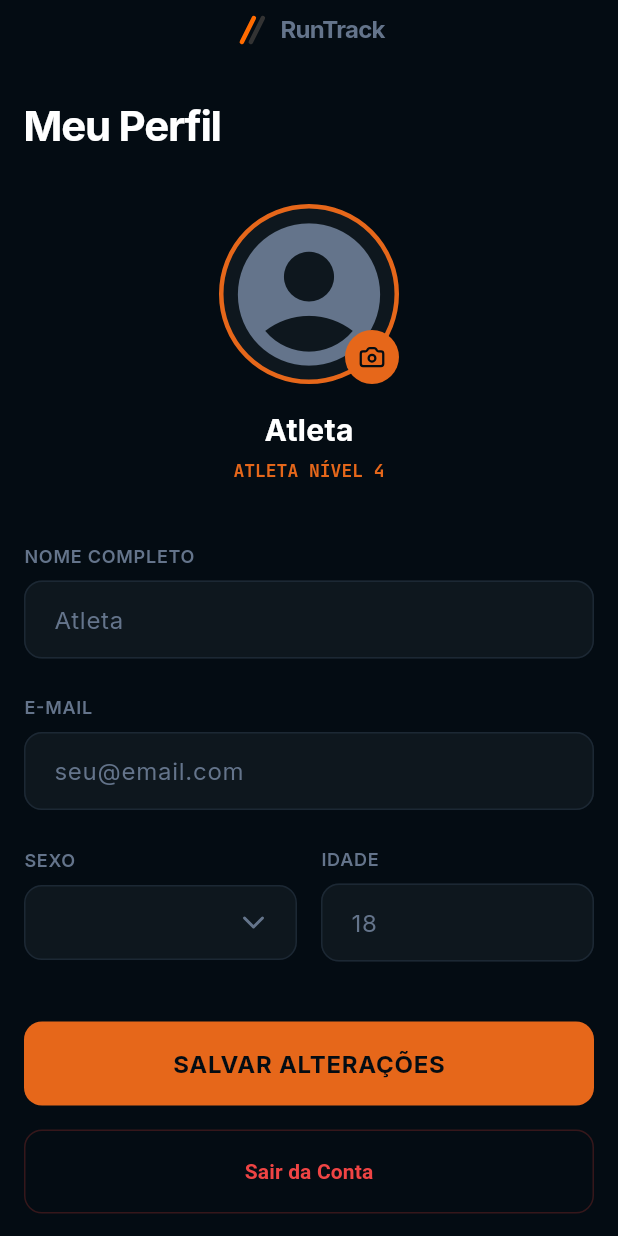
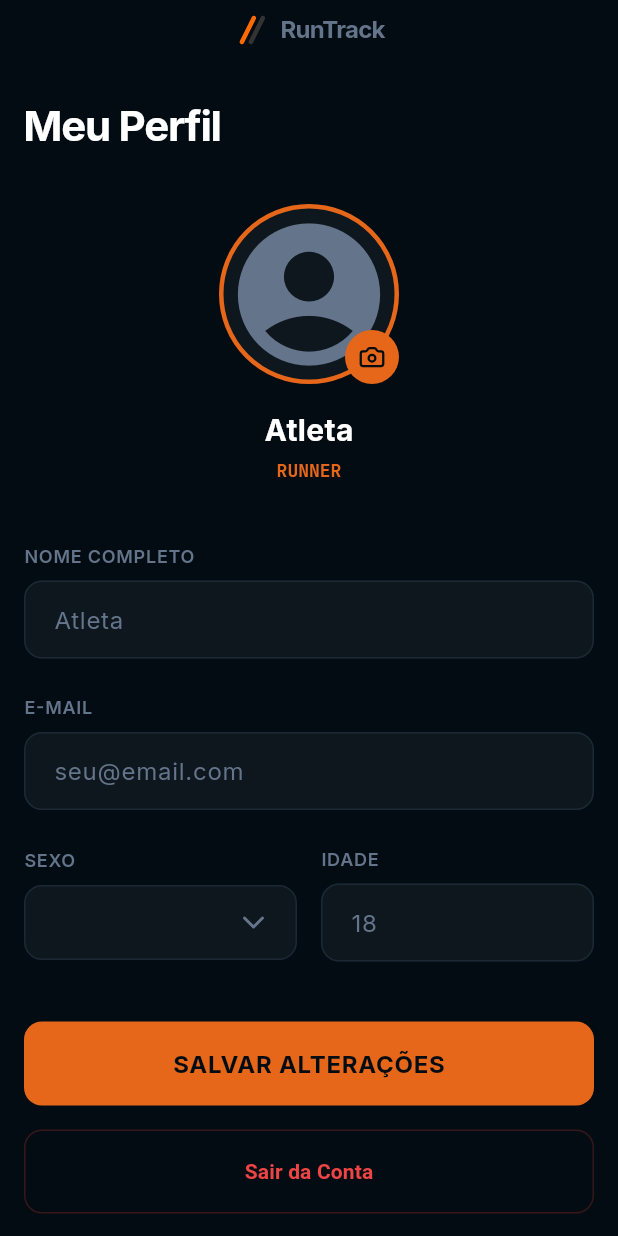
Before and after one commit to samuel-haddad/run-app, a Flutter app: the ProfileScreen screen opened directly, on a phone screen of 412 x 824 dp. Run offline on Flutter 3.47's test engine with Material 3 defaults, Android fonts, the light colour scheme and no system bars; our stand-ins replace csv, file_picker, fl_chart, flutter_dotenv, flutter_svg, google_fonts and 2 more; accounts and stored records are empty.

Commit message:
feat(profile): alterar tag de nivel de atleta para 'RUNNER'

```diff
--- a/lib/screens/profile_screen.dart
+++ b/lib/screens/profile_screen.dart
@@ -338,7 +338,7 @@ class _ProfileScreenState extends State<ProfileScreen> {
                         ),
                         const SizedBox(height: 4),
                         Text(
-                          'ATLETA NÍVEL 4',
+                          'RUNNER',
                           style: AppTheme.monoStyle.copyWith(
                             color: AppColors.accent,
                             fontSize: 12,
```
